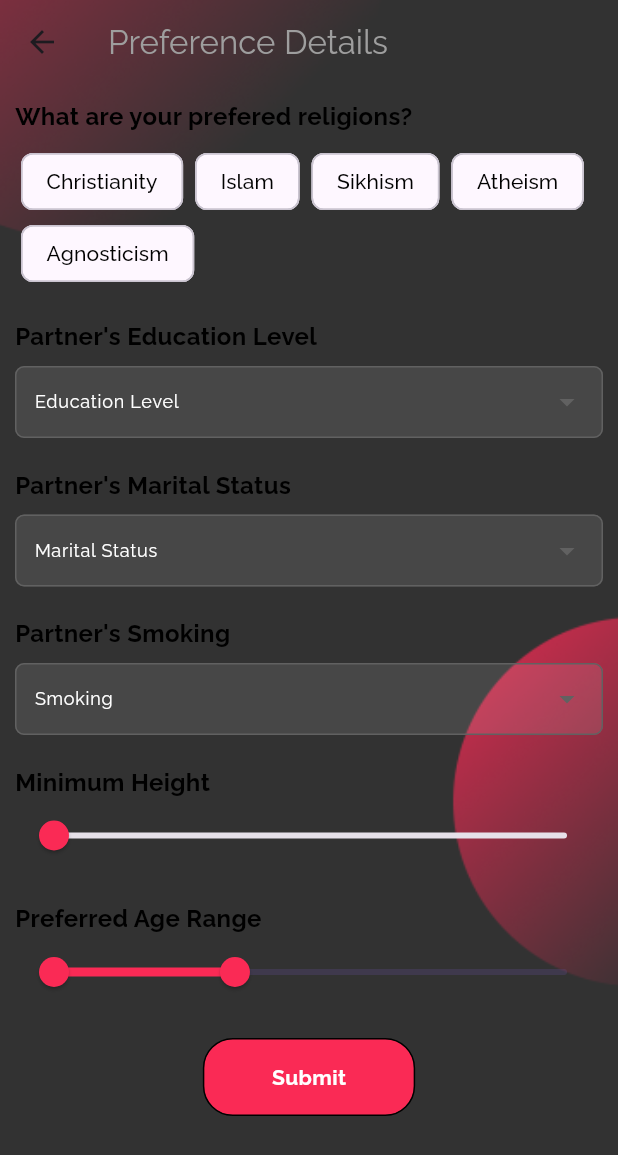
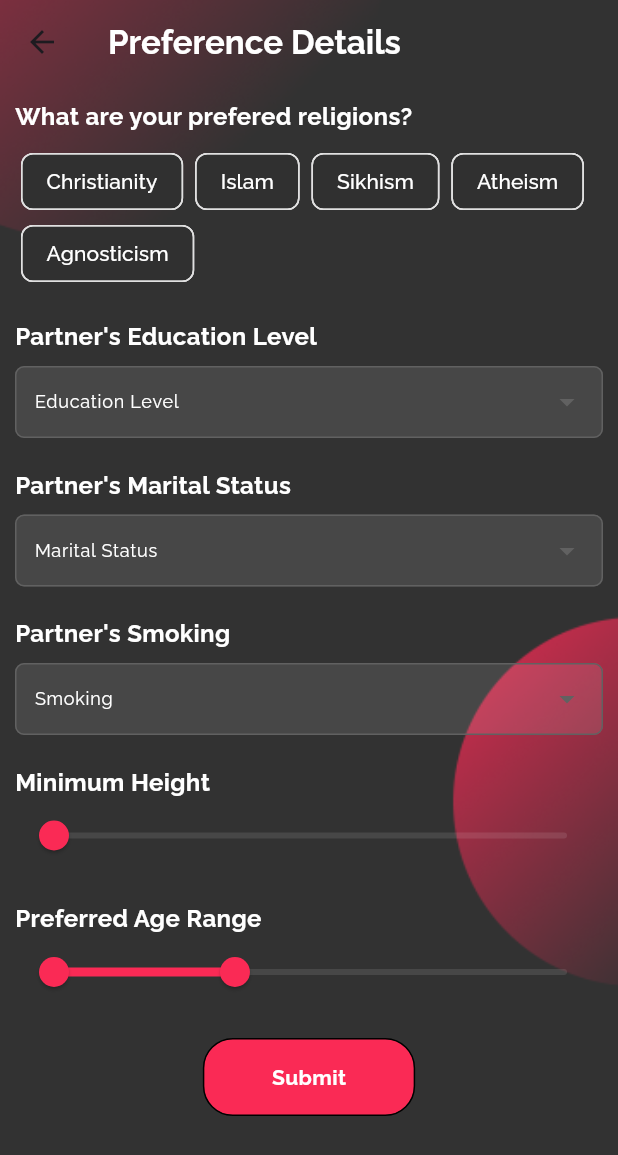
Before and after one commit to Hydra-Bolt/RishtaApp, a Flutter app: the PreferenceForm screen opened by its route, on a phone screen of 412 x 824 dp. Shown: the top 1155 px of the screen. Run offline on Flutter 3.47's test engine with Material 3 defaults, Android fonts, the phone set to English and light mode, and no system bars; our stand-ins replace another_carousel_pro, curved_navigation_bar, google_fonts, smooth_page_indicator, supabase, supabase_flutter; accounts and stored records are empty; network calls fail.

Commit message:
maybe final idk
- choicechips change to fit dark theme
- lifestyle form changed to fully support dark theme
- preference form changed to fully support dark theme

```diff
--- a/lib/components/my_choicechips.dart
+++ b/lib/components/my_choicechips.dart
@@ -33,17 +33,22 @@ class _MultiSelectChipWidgetState extends State<MultiSelectChipWidget> {
         return Padding(
           padding: const EdgeInsets.symmetric(horizontal: 4.0),
           child: ChoiceChip(
-            label: _selectedItems.contains(item)
-                ? Text(
-                    item,
-                    style: const TextStyle(color: Colors.white),
-                  )
-                : Text(
-                    item,
-                    style: const TextStyle(color: Colors.black),
-                  ),
-            checkmarkColor: Colors.white,
-            selectedColor: AppColors.mainColor,
+            label: Text(
+              item,
+              style: TextStyle(color: Colors.white),
+            ),
+            checkmarkColor: AppColors.mainColor,
+            selectedColor: Colors.grey[850],
+            backgroundColor:
+                Colors.grey[850], // Lighter background for unselected chips
+            shape: RoundedRectangleBorder(
+              side: BorderSide(
+                color: _selectedItems.contains(item)
+                    ? AppColors.mainColor
+                    : Colors.grey[300]!,
+              ),
+              borderRadius: BorderRadius.circular(8),
+            ),
             selected: _selectedItems.contains(item),
             onSelected: (bool selected) {
               setState(() {
--- a/lib/pages/login_pages/lifestyle_form.dart
+++ b/lib/pages/login_pages/lifestyle_form.dart
@@ -243,7 +243,7 @@ class _LifeStyleFormState extends State<LifeStyleForm> {
       appBar: AppBar(
         title: const Text(
           "Tell us a little about yourself",
-          style: TextStyle(color: Colors.black, fontWeight: FontWeight.bold),
+          style: TextStyle(color: Colors.white, fontWeight: FontWeight.bold),
         ),
       ),
       body: Stack(
@@ -284,7 +284,7 @@ class _LifeStyleFormState extends State<LifeStyleForm> {
                     controller: _pageController,
                     count: 3,
                     effect: const WormEffect(
-                      activeDotColor: AppColors.mainColor,
+                      activeDotColor: Colors.white,
                       dotWidth: 10,
                       dotHeight: 10,
                     ),
@@ -527,7 +527,7 @@ class _LifeStyleFormState extends State<LifeStyleForm> {
             const SizedBox(height: 20),
             Text(
               'Annual Income: ${annualIncome.toStringAsFixed(0)}Rs+', // Display the slider value as text
-              style: const TextStyle(fontSize: 14, color: Colors.black),
+              style: const TextStyle(fontSize: 14, color: Colors.white),
             ),
             Slider(
               activeColor: AppColors.mainColor,
@@ -546,7 +546,7 @@ class _LifeStyleFormState extends State<LifeStyleForm> {
               children: [
                 Text(
                   "Do you smoke?",
-                  style: TextStyle(color: Colors.black, fontSize: 18),
+                  style: TextStyle(color: Colors.white, fontSize: 18),
                 ),
                 SizedBox(height: 10),
                 SingleChildScrollView(
@@ -578,7 +578,7 @@ class _LifeStyleFormState extends State<LifeStyleForm> {
             RichText(
               text: TextSpan(
                 text: "Don't know your personality type? ",
-                style: const TextStyle(color: Colors.black, fontSize: 12),
+                style: const TextStyle(color: Colors.white, fontSize: 12),
                 children: [
                   TextSpan(
                     text: "Click here",
@@ -622,7 +622,7 @@ class _LifeStyleFormState extends State<LifeStyleForm> {
             value,
             style: TextStyle(
               fontSize: 10.0,
-              color: _smoking == value ? AppColors.mainColor : Colors.black,
+              color: _smoking == value ? AppColors.mainColor : Colors.white,
               fontWeight:
                   _smoking == value ? FontWeight.bold : FontWeight.normal,
             ),
--- a/lib/pages/login_pages/preference_form.dart
+++ b/lib/pages/login_pages/preference_form.dart
@@ -123,7 +123,7 @@ class _PreferenceFormState extends State<PreferenceForm> {
       appBar: AppBar(
         title: const Text(
           "Preference Details",
-          style: TextStyle(color: AppColors.grey),
+          style: TextStyle(color: Colors.white, fontWeight: FontWeight.bold),
         ),
       ),
       body: Container(
@@ -132,7 +132,7 @@ class _PreferenceFormState extends State<PreferenceForm> {
           children: [
             const Text("What are your prefered religions?",
                 style: TextStyle(
-                  color: Colors.black,
+                  color: Colors.white,
                   fontSize: 16,
                   fontWeight: FontWeight.bold,
                 )),
@@ -150,7 +150,7 @@ class _PreferenceFormState extends State<PreferenceForm> {
             const Text(
               "Partner's Education Level",
               style: TextStyle(
-                color: Colors.black,
+                color: Colors.white,
                 fontSize: 16,
                 fontWeight: FontWeight.bold,
               ),
@@ -170,7 +170,7 @@ class _PreferenceFormState extends State<PreferenceForm> {
             const Text(
               "Partner's Marital Status",
               style: TextStyle(
-                color: Colors.black,
+                color: Colors.white,
                 fontSize: 16,
                 fontWeight: FontWeight.bold,
               ),
@@ -190,7 +190,7 @@ class _PreferenceFormState extends State<PreferenceForm> {
             const Text(
               "Partner's Smoking",
               style: TextStyle(
-                color: Colors.black,
+                color: Colors.white,
                 fontSize: 16,
                 fontWeight: FontWeight.bold,
               ),
@@ -210,13 +210,14 @@ class _PreferenceFormState extends State<PreferenceForm> {
             const Text(
               "Minimum Height",
               style: TextStyle(
-                color: Colors.black,
+                color: Colors.white,
                 fontSize: 16,
                 fontWeight: FontWeight.bold,
               ),
             ),
             Slider(
               activeColor: AppColors.mainColor,
+              inactiveColor: Colors.white10,
               value: _minHeight,
               min: 150,
               max: 250,
@@ -232,13 +233,14 @@ class _PreferenceFormState extends State<PreferenceForm> {
             const Text(
               "Preferred Age Range",
               style: TextStyle(
-                color: Colors.black,
+                color: Colors.white,
                 fontSize: 16,
                 fontWeight: FontWeight.bold,
               ),
             ),
             RangeSlider(
               activeColor: AppColors.mainColor,
+              inactiveColor: Colors.white10,
               values: _ageRange,
               min: 18,
               max: 80,
```
